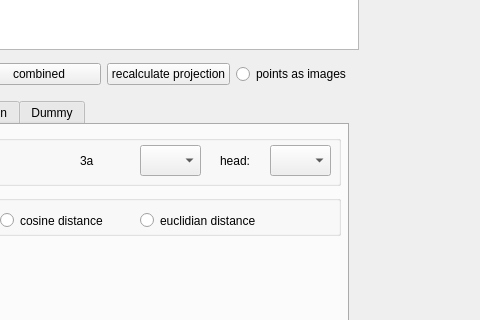
Qt form deepsim_analyzer/ds_dashboard/form.ui (jonathan-gerb/deepsim-analyzer) before a commit; both pictures show x 662 to 1142 and y 361 to 681 of the 1534 by 766 pixel window.
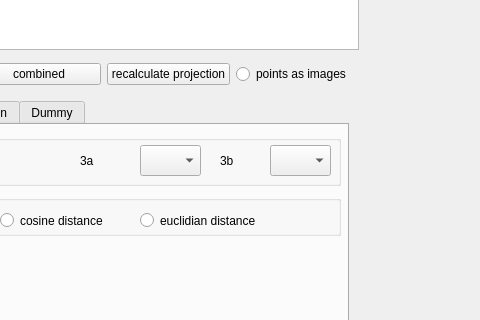
The same form after that commit. The open tabs and pages were chosen to show the change. Custom widgets are drawn as their Qt base class.

What changed in the file:
```diff
--- a/deepsim_analyzer/ds_dashboard/form.ui
+++ b/deepsim_analyzer/ds_dashboard/form.ui
@@ -330,7 +330,7 @@
         </rect>
        </property>
        <property name="text">
-        <string>head:</string>
+        <string>3b</string>
        </property>
       </widget>
       <widget class="QComboBox" name="texture_opt_filtervis_3a">
```
Left out of the diff: 2 changed lines with no effect on the pictures.
